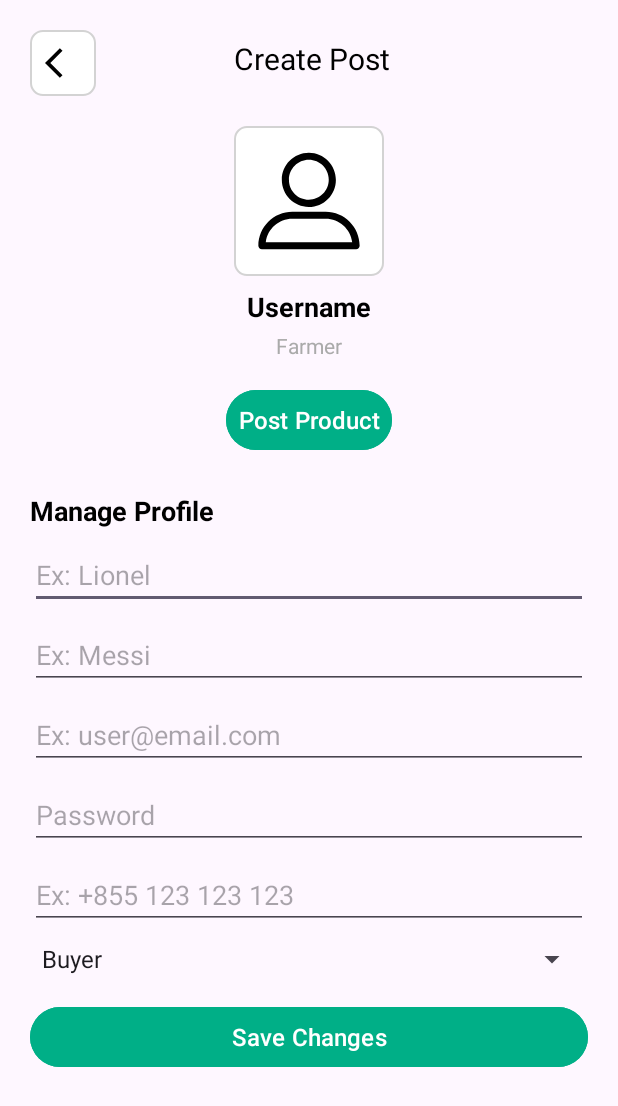
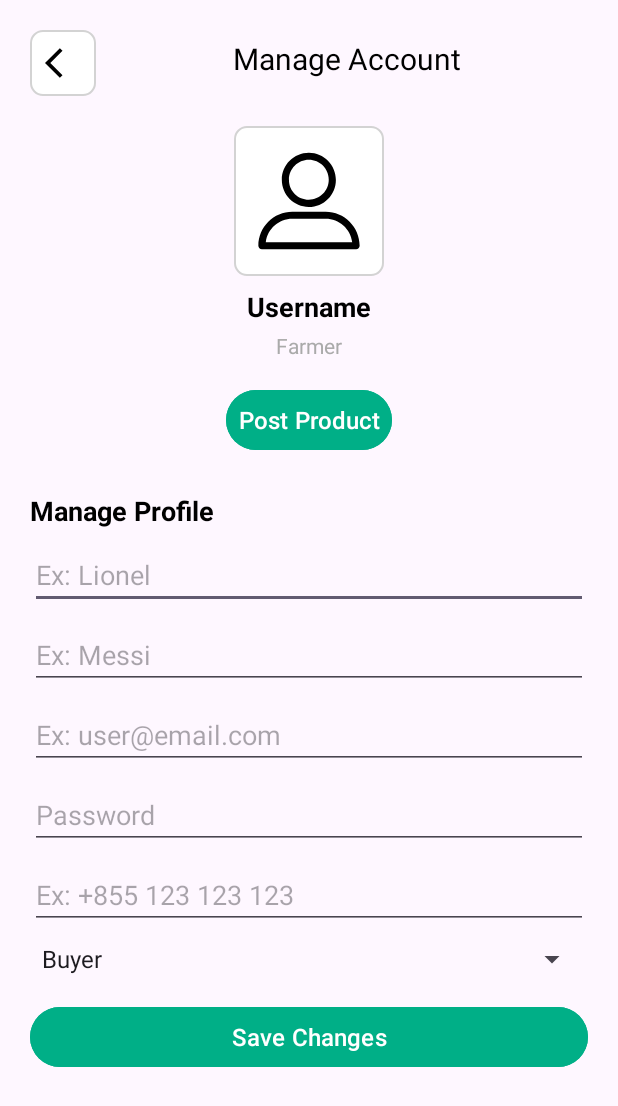
Before and after one commit to Menglyy/Android_final_project, an Android app: the ProfileActivity11 screen opened directly, with no data from a screen before it, on a phone screen of 412 x 824 dp. Shown: the top 1106 px of the screen. Run offline under Robolectric (Android 15) with nearby library versions, the phone set to English and light mode, and no system bars.

Commit message:
Update activity_profile11.xml
changing title create post to manage account

```diff
--- a/app/src/main/res/layout/activity_profile11.xml
+++ b/app/src/main/res/layout/activity_profile11.xml
@@ -25,7 +25,7 @@
             android:layout_height="wrap_content"
             android:layout_marginStart="155dp"
             android:layout_marginTop="25dp"
-            android:text="Create Post"
+            android:text="Manage Account"
             android:textAlignment="center"
             android:textColor="#000000"
             android:textSize="20sp" />
```
